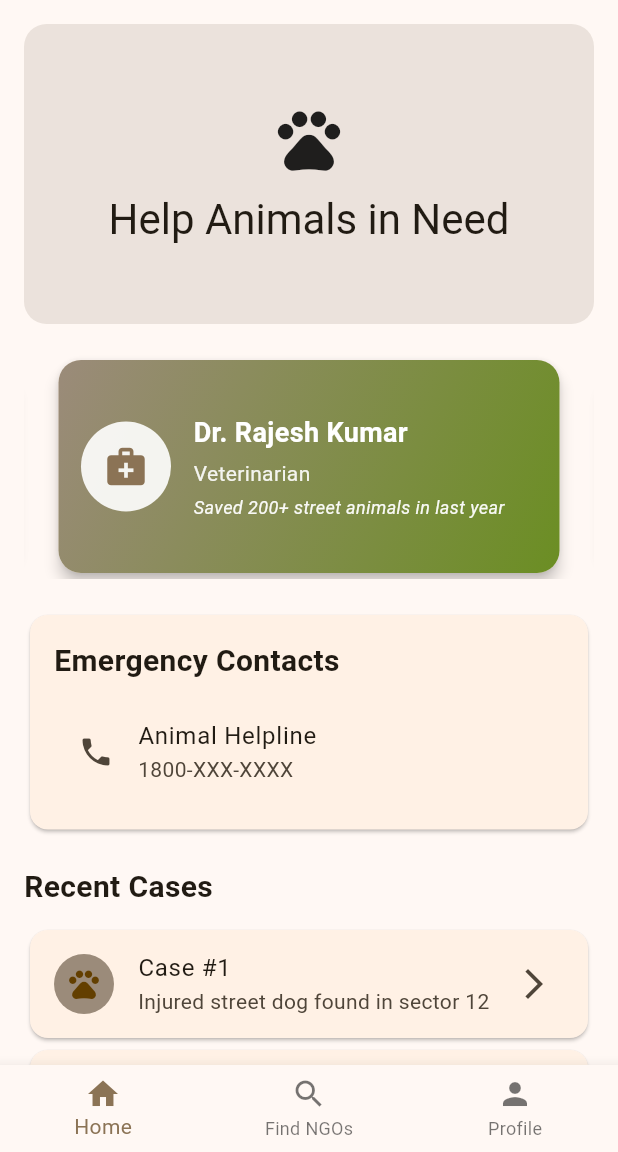
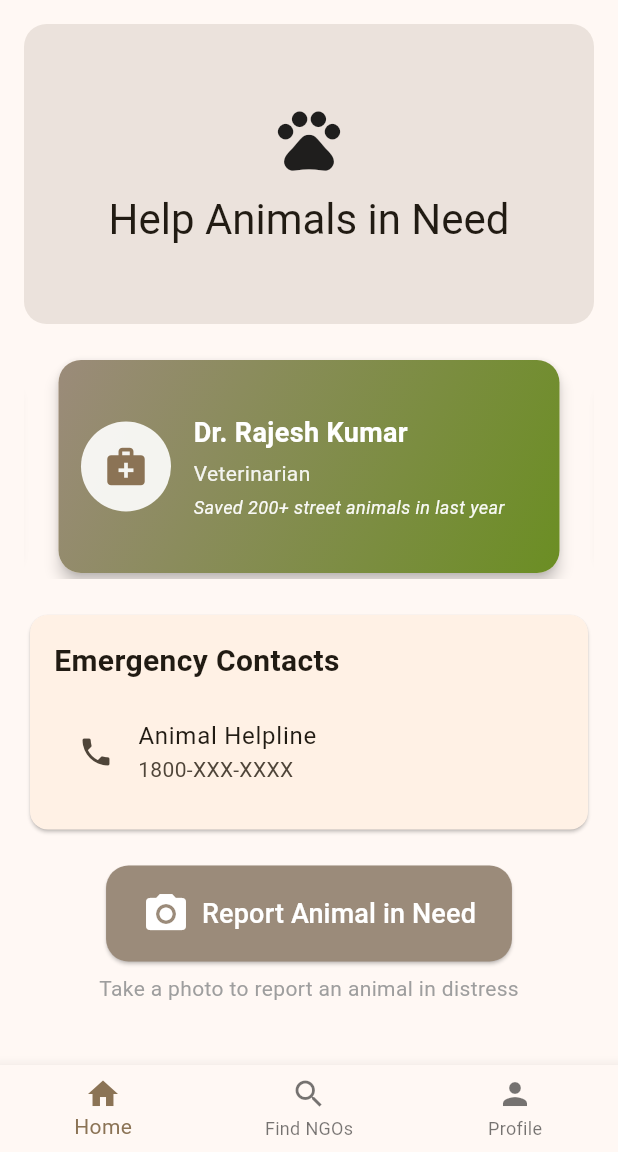
Before and after one commit to Kanishka0709/MinorProject, a Flutter app: the screen it shows after launch, on a phone screen of 412 x 824 dp, the part 84-1236 px from its top. Run offline on Flutter 3.47's test engine with Material 3 defaults, Android fonts, the light colour scheme and no system bars; drawn by our look-alikes of carousel_slider; our stand-ins replace flutter_tts, shared_preferences.

Commit message:
Home Page

```diff
--- a/lib/pages/home_page.dart
+++ b/lib/pages/home_page.dart
@@ -195,36 +195,43 @@ class HomePage extends StatelessWidget {
 
             const SizedBox(height: 20),
 
-            // Recent Cases Section
-            const Text(
-              'Recent Cases',
-              style: TextStyle(
-                fontSize: 20,
-                fontWeight: FontWeight.bold,
+            // Camera Button Section
+            Center(
+              child: Column(
+                children: [
+                  ElevatedButton.icon(
+                    onPressed: () {
+                      // TODO: Implement camera functionality
+                    },
+                    icon: const Icon(Icons.camera_alt, size: 32),
+                    label: const Text(
+                      'Report Animal in Need',
+                      style: TextStyle(fontSize: 18),
+                    ),
+                    style: ElevatedButton.styleFrom(
+                      padding: const EdgeInsets.symmetric(
+                        horizontal: 24,
+                        vertical: 16,
+                      ),
+                      backgroundColor: Theme.of(context).colorScheme.secondary,
+                      foregroundColor: Colors.white,
+                      shape: RoundedRectangleBorder(
+                        borderRadius: BorderRadius.circular(15),
+                      ),
+                    ),
+                  ),
+                  const SizedBox(height: 8),
+                  const Text(
+                    'Take a photo to report an animal in distress',
+                    style: TextStyle(
+                      color: Colors.grey,
+                      fontSize: 14,
+                    ),
+                  ),
+                ],
               ),
             ),
-            const SizedBox(height: 10),
-            ListView.builder(
-              shrinkWrap: true,
-              physics: const NeverScrollableScrollPhysics(),
-              itemCount: 3,
-              itemBuilder: (context, index) {
-                return Card(
-                  child: ListTile(
-                    leading: CircleAvatar(
-                      backgroundColor: Theme.of(context).colorScheme.secondary,
-                      child: const Icon(Icons.pets),
-                    ),
-                    title: Text('Case #${index + 1}'),
-                    subtitle: const Text('Injured street dog found in sector 12'),
-                    trailing: const Icon(Icons.arrow_forward_ios),
-                    onTap: () {
-                      // Navigate to case details
-                    },
-                  ),
-                );
-              },
-            ),
+            const SizedBox(height: 20),
           ],
         ),
       ),
```
